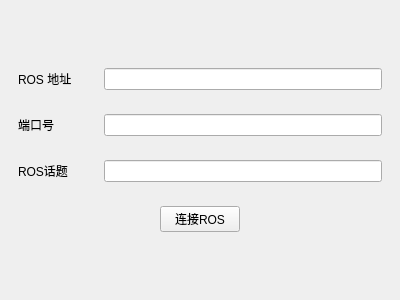
Old version of the form ui/config_panel.ui in the repository NovemberChopin/TrafficMonitor.
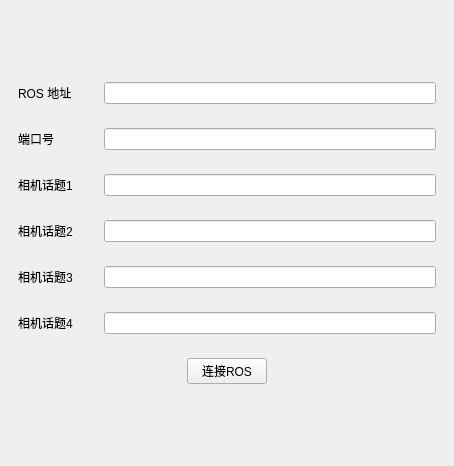
New version of the form.

```diff
--- a/ui/config_panel.ui
+++ b/ui/config_panel.ui
@@ -6,10 +6,22 @@
    <rect>
     <x>0</x>
     <y>0</y>
-    <width>400</width>
-    <height>300</height>
+    <width>454</width>
+    <height>466</height>
    </rect>
   </property>
+  <property name="sizePolicy">
+   <sizepolicy hsizetype="Preferred" vsizetype="Fixed">
+    <horstretch>0</horstretch>
+    <verstretch>0</verstretch>
+   </sizepolicy>
+  </property>
+  <property name="minimumSize">
+   <size>
+    <width>80</width>
+    <height>0</height>
+   </size>
+  </property>
   <property name="windowTitle">
    <string>Form</string>
   </property>
@@ -116,12 +128,102 @@
             </size>
            </property>
            <property name="text">
-            <string>ROS话题</string>
+            <string>相机话题1</string>
            </property>
           </widget>
          </item>
          <item>
-          <widget class="QLineEdit" name="ros_topic"/>
+          <widget class="QLineEdit" name="ros_topic_1"/>
+         </item>
+        </layout>
+       </widget>
+      </item>
+      <item>
+       <widget class="QWidget" name="widget_6" native="true">
+        <property name="sizePolicy">
+         <sizepolicy hsizetype="Preferred" vsizetype="Fixed">
+          <horstretch>0</horstretch>
+          <verstretch>0</verstretch>
+         </sizepolicy>
+        </property>
+        <layout class="QHBoxLayout" name="horizontalLayout_6">
+         <item>
+          <widget class="QLabel" name="label_4">
+           <property name="minimumSize">
+            <size>
+             <width>80</width>
+             <height>0</height>
+            </size>
+           </property>
+           <property name="text">
+            <string>相机话题2</string>
+           </property>
+          </widget>
+         </item>
+         <item>
+          <widget class="QLineEdit" name="ros_topic_2"/>
+         </item>
+        </layout>
+       </widget>
+      </item>
+      <item>
+       <widget class="QWidget" name="widget_7" native="true">
+        <property name="sizePolicy">
+         <sizepolicy hsizetype="Preferred" vsizetype="Fixed">
+          <horstretch>0</horstretch>
+          <verstretch>0</verstretch>
+         </sizepolicy>
+        </property>
+        <layout class="QHBoxLayout" name="horizontalLayout_7">
+         <item>
+          <widget class="QLabel" name="label_5">
+           <property name="minimumSize">
+            <size>
+             <width>80</width>
+             <height>0</height>
+            </size>
+           </property>
+           <property name="text">
+            <string>相机话题3</string>
+           </property>
+          </widget>
+         </item>
+         <item>
+          <widget class="QLineEdit" name="ros_topic_3"/>
+         </item>
+        </layout>
+       </widget>
+      </item>
+      <item>
+       <widget class="QWidget" name="widget_8" native="true">
+        <property name="sizePolicy">
+         <sizepolicy hsizetype="Preferred" vsizetype="Fixed">
+          <horstretch>0</horstretch>
+          <verstretch>0</verstretch>
+         </sizepolicy>
+        </property>
+        <property name="minimumSize">
+         <size>
+          <width>80</width>
+          <height>0</height>
+         </size>
+        </property>
+        <layout class="QHBoxLayout" name="horizontalLayout_8">
+         <item>
+          <widget class="QLabel" name="label_6">
+           <property name="minimumSize">
+            <size>
+             <width>80</width>
+             <height>0</height>
+            </size>
+           </property>
+           <property name="text">
+            <string>相机话题4</string>
+           </property>
+          </widget>
+         </item>
+         <item>
+          <widget class="QLineEdit" name="ros_topic_4"/>
          </item>
         </layout>
        </widget>
```
